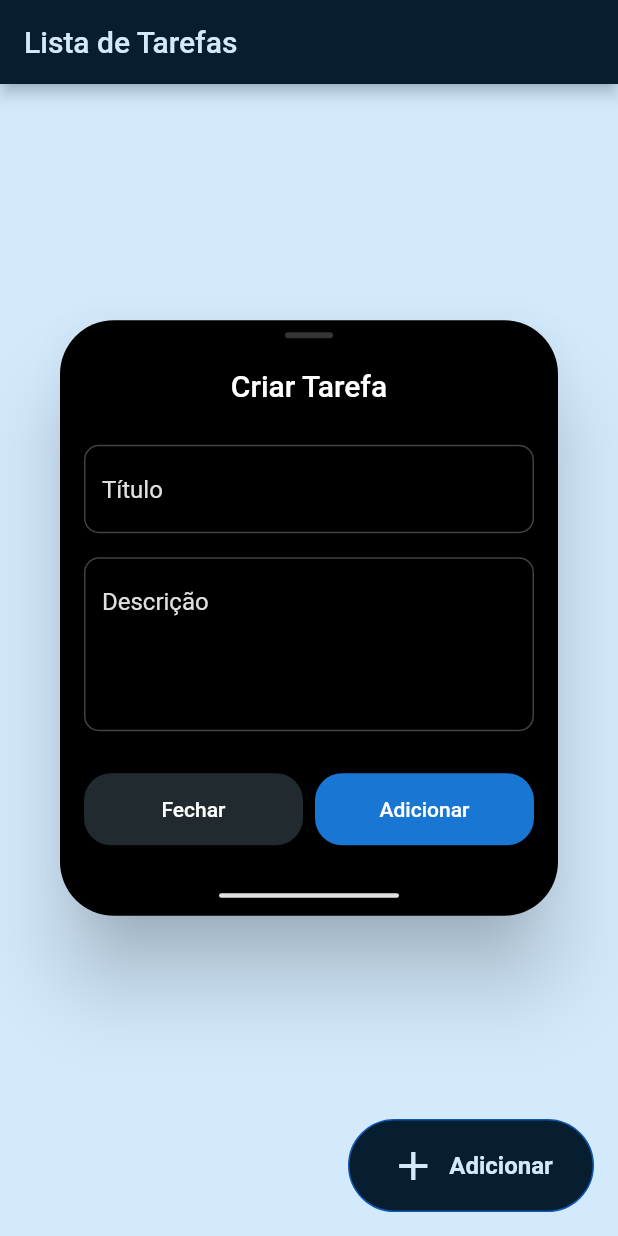
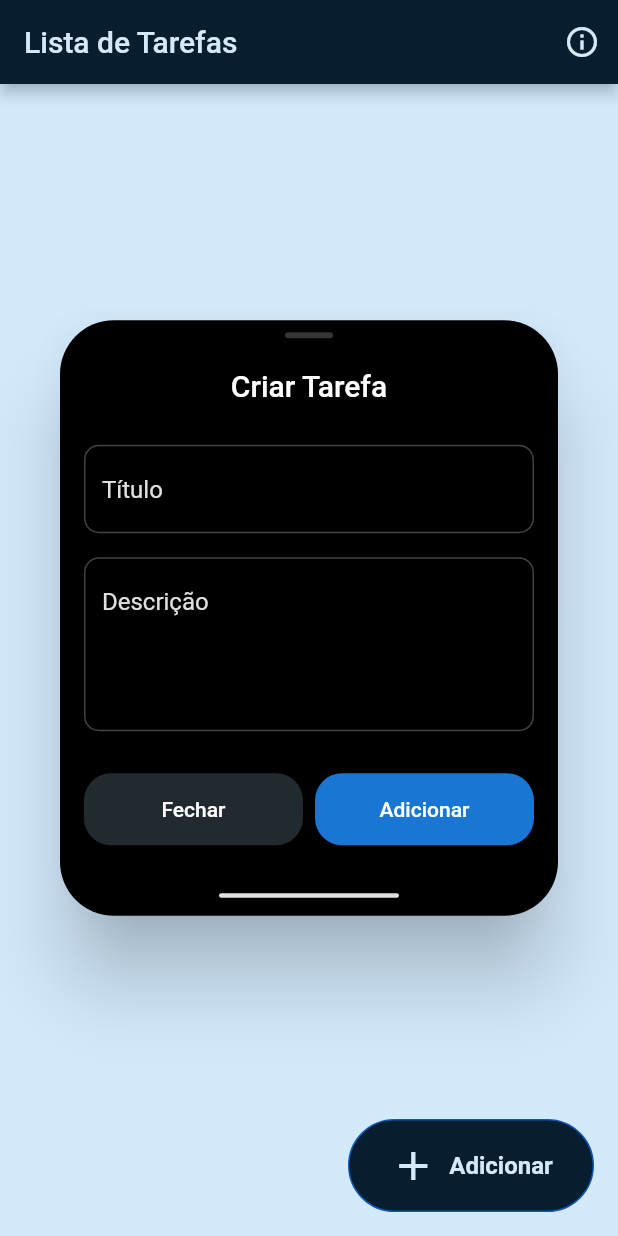
Before and after one commit to dariomatias-dev/todo_mobile, a Flutter app: the screen it shows after launch, after a tap on "Adicionar", on a phone screen of 412 x 824 dp. Run offline on Flutter 3.47's test engine with Material 2 defaults, Android fonts, the phone set to English and light mode, and no system bars; our stand-ins replace bloc, equatable, flutter_bloc, logger, sqflite; missing offline and left inert: msh_checkbox; accounts and stored records are empty.

Commit message:
feat: added dialogue with the objective of creating the project
- Added IconButton to the AppBar on the home screen that opens a dialog that explains the reason for creating the project.

```diff
--- a/lib/src/screens/home_screen/components/simple_dialog_widget/simple_dialog_widget.dart
+++ b/lib/src/screens/home_screen/components/simple_dialog_widget/simple_dialog_widget.dart
@@ -10,9 +10,9 @@ class SimpleDialogWidget extends StatelessWidget {
     this.content,
     this.body,
     required this.actionTitle1,
-    required this.actionTitle2,
-    required this.action1,
-    required this.action2,
+    this.actionTitle2,
+    this.action1,
+    this.action2,
   })  : assert(
           (content == null && body == null) == false,
           'The "content" or "body" must be filled in.',
@@ -27,7 +27,7 @@ class SimpleDialogWidget extends StatelessWidget {
   final String? content;
   final Widget? body;
   final String actionTitle1;
-  final String actionTitle2;
+  final String? actionTitle2;
   final void Function(VoidCallback closeSimpleDialog)? action1;
   final void Function(VoidCallback closeSimpleDialog)? action2;
 
@@ -87,6 +87,7 @@ class SimpleDialogWidget extends StatelessWidget {
         if (body != null) body!,
         const SizedBox(height: 28.0),
         Row(
+          crossAxisAlignment: CrossAxisAlignment.end,
           children: [
             SimpleDialogActionWidget(
               action: () {
@@ -97,6 +98,7 @@ class SimpleDialogWidget extends StatelessWidget {
               title: actionTitle1,
               color: Colors.blueGrey.shade800.withOpacity(0.6),
             ),
+            if (actionTitle2 != null) ...[
               const SizedBox(width: 8.0),
               SimpleDialogActionWidget(
                 action: () {
@@ -104,9 +106,10 @@ class SimpleDialogWidget extends StatelessWidget {
                       ? action2!(_closeSimpleDialog)
                       : _closeSimpleDialog();
                 },
-              title: actionTitle2,
+                title: actionTitle2!,
                 color: Colors.blue.shade700,
               ),
+            ],
           ],
         ),
         const SizedBox(height: 32.0),
```
Also changed, not shown: lib/src/screens/home_screen/home_screen.dart (+28 -0 lines). Lines whose indentation alone changed are shown as unchanged.
